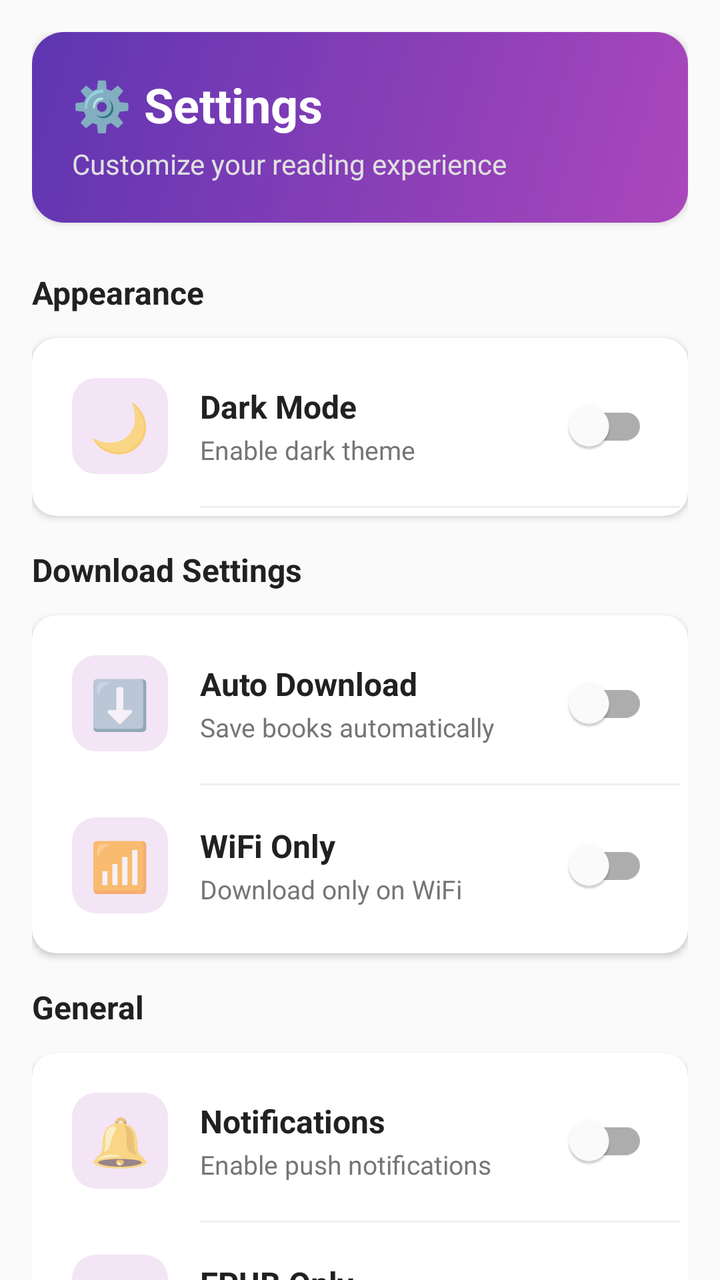
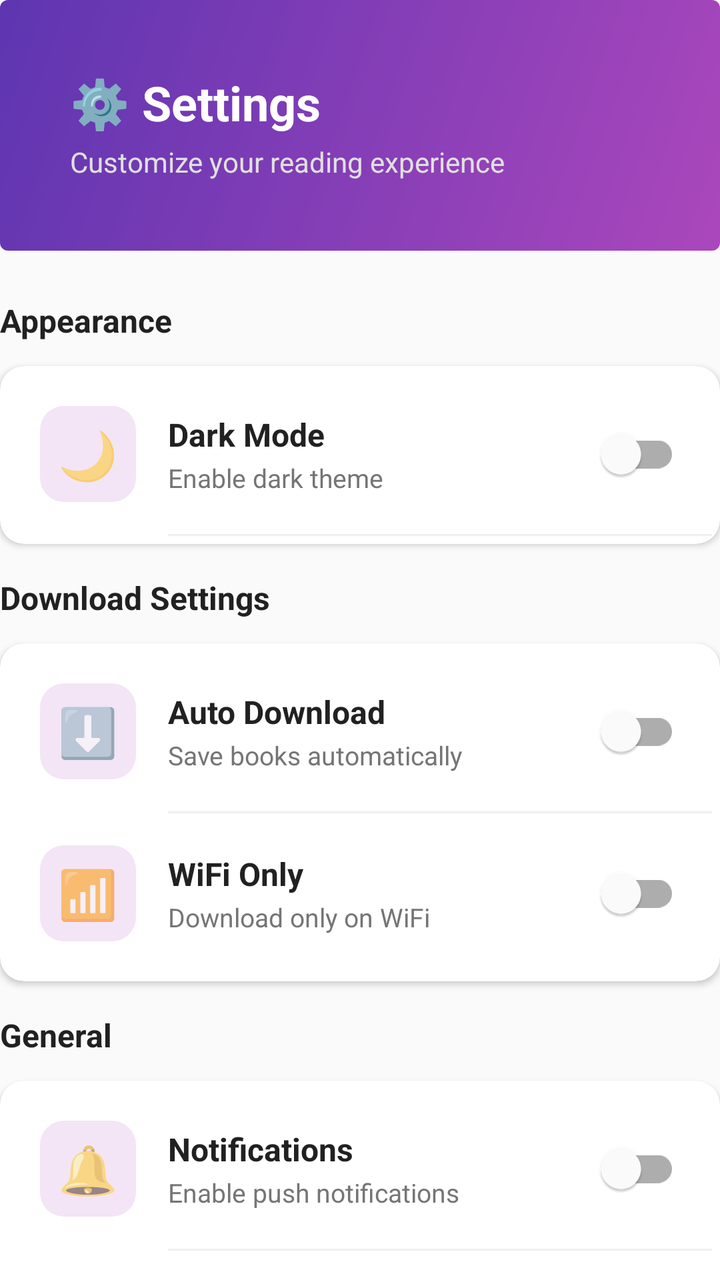

Before-and-after screenshots of an Android layout around one commit, followed by the original layout XML and the change that was made.
<!-- AndroidManifest.xml: application theme Theme.MyApplication -->
<!-- res/layout/fragment_settings.xml -->
<?xml version="1.0" encoding="utf-8"?>
<androidx.core.widget.NestedScrollView xmlns:android="http://schemas.android.com/apk/res/android"
    xmlns:app="http://schemas.android.com/apk/res-auto"
    android:layout_width="match_parent"
    android:layout_height="match_parent"
    android:background="#FAFAFA">

    <LinearLayout
        android:layout_width="match_parent"
        android:layout_height="wrap_content"
        android:orientation="vertical"
        android:padding="16dp">

        
        <com.google.android.material.card.MaterialCardView
            android:layout_width="match_parent"
            android:layout_height="wrap_content"
            android:layout_marginBottom="16dp"
            app:cardCornerRadius="16dp"
            app:cardElevation="2dp">

            <LinearLayout
                android:layout_width="match_parent"
                android:layout_height="wrap_content"
                android:background="@drawable/card_gradient"
                android:orientation="horizontal"
                android:padding="20dp">

                <LinearLayout
                    android:layout_width="0dp"
                    android:layout_height="wrap_content"
                    android:layout_weight="1"
                    android:orientation="vertical">

                    <TextView
                        android:layout_width="wrap_content"
                        android:layout_height="wrap_content"
                        android:text="⚙️ Settings"
                        android:textColor="@android:color/white"
                        android:textSize="24sp"
                        android:textStyle="bold" />

                    <TextView
                        android:layout_width="wrap_content"
                        android:layout_height="wrap_content"
                        android:layout_marginTop="4dp"
                        android:text="Customize your reading experience"
                        android:textColor="#E0E0E0"
                        android:textSize="14sp" />

                </LinearLayout>

            </LinearLayout>

        </com.google.android.material.card.MaterialCardView>

        
        <TextView
            android:layout_width="wrap_content"
            android:layout_height="wrap_content"
            android:layout_marginTop="8dp"
            android:layout_marginBottom="12dp"
            android:text="Appearance"
            android:textColor="#212121"
            android:textSize="16sp"
            android:textStyle="bold" />

        <com.google.android.material.card.MaterialCardView
            android:layout_width="match_parent"
            android:layout_height="wrap_content"
            android:layout_marginBottom="16dp"
            app:cardCornerRadius="12dp"
            app:cardElevation="2dp">

            <LinearLayout
                android:layout_width="match_parent"
                android:layout_height="wrap_content"
                android:orientation="vertical"
                android:padding="4dp">

                
                <LinearLayout
                    android:layout_width="match_parent"
                    android:layout_height="wrap_content"
                    android:gravity="center_vertical"
                    android:orientation="horizontal"
                    android:padding="16dp">

                    <TextView
                        android:layout_width="48dp"
                        android:layout_height="48dp"
                        android:background="@drawable/setting_icon_bg"
                        android:gravity="center"
                        android:text="🌙"
                        android:textSize="24sp" />

                    <LinearLayout
                        android:layout_width="0dp"
                        android:layout_height="wrap_content"
                        android:layout_marginStart="16dp"
                        android:layout_weight="1"
                        android:orientation="vertical">

                        <TextView
                            android:layout_width="wrap_content"
                            android:layout_height="wrap_content"
                            android:text="Dark Mode"
                            android:textColor="#212121"
                            android:textSize="16sp"
                            android:textStyle="bold" />

                        <TextView
                            android:layout_width="wrap_content"
                            android:layout_height="wrap_content"
                            android:layout_marginTop="2dp"
                            android:text="Enable dark theme"
                            android:textColor="#757575"
                            android:textSize="13sp" />

                    </LinearLayout>

                    <com.google.android.material.switchmaterial.SwitchMaterial
                        android:id="@+id/switchDarkMode"
                        android:layout_width="wrap_content"
                        android:layout_height="wrap_content" />

                </LinearLayout>

                <View
                    android:layout_width="match_parent"
                    android:layout_height="1dp"
                    android:layout_marginStart="80dp"
                    android:background="#F0F0F0" />

            </LinearLayout>

        </com.google.android.material.card.MaterialCardView>

        
        <TextView
            android:layout_width="wrap_content"
            android:layout_height="wrap_content"
            android:layout_marginBottom="12dp"
            android:text="Download Settings"
            android:textColor="#212121"
            android:textSize="16sp"
            android:textStyle="bold" />

        <com.google.android.material.card.MaterialCardView
            android:layout_width="match_parent"
            android:layout_height="wrap_content"
            android:layout_marginBottom="16dp"
            app:cardCornerRadius="12dp"
            app:cardElevation="2dp">

            <LinearLayout
                android:layout_width="match_parent"
                android:layout_height="wrap_content"
                android:orientation="vertical"
                android:padding="4dp">

                
                <LinearLayout
                    android:layout_width="match_parent"
                    android:layout_height="wrap_content"
                    android:gravity="center_vertical"
                    android:orientation="horizontal"
                    android:padding="16dp">

                    <TextView
                        android:layout_width="48dp"
                        android:layout_height="48dp"
                        android:background="@drawable/setting_icon_bg"
                        android:gravity="center"
                        android:text="⬇️"
                        android:textSize="24sp" />

                    <LinearLayout
                        android:layout_width="0dp"
                        android:layout_height="wrap_content"
                        android:layout_marginStart="16dp"
                        android:layout_weight="1"
                        android:orientation="vertical">

                        <TextView
                            android:layout_width="wrap_content"
                            android:layout_height="wrap_content"
                            android:text="Auto Download"
                            android:textColor="#212121"
                            android:textSize="16sp"
                            android:textStyle="bold" />

                        <TextView
                            android:layout_width="wrap_content"
                            android:layout_height="wrap_content"
                            android:layout_marginTop="2dp"
                            android:text="Save books automatically"
                            android:textColor="#757575"
                            android:textSize="13sp" />

                    </LinearLayout>

                    <com.google.android.material.switchmaterial.SwitchMaterial
                        android:id="@+id/switchAutoDownload"
                        android:layout_width="wrap_content"
                        android:layout_height="wrap_content" />

                </LinearLayout>

                <View
                    android:layout_width="match_parent"
                    android:layout_height="1dp"
                    android:layout_marginStart="80dp"
                    android:background="#F0F0F0" />

                
                <LinearLayout
                    android:layout_width="match_parent"
                    android:layout_height="wrap_content"
                    android:gravity="center_vertical"
                    android:orientation="horizontal"
                    android:padding="16dp">

                    <TextView
                        android:layout_width="48dp"
                        android:layout_height="48dp"
                        android:background="@drawable/setting_icon_bg"
                        android:gravity="center"
                        android:text="📶"
                        android:textSize="24sp" />

                    <LinearLayout
                        android:layout_width="0dp"
                        android:layout_height="wrap_content"
                        android:layout_marginStart="16dp"
                        android:layout_weight="1"
                        android:orientation="vertical">

                        <TextView
                            android:layout_width="wrap_content"
                            android:layout_height="wrap_content"
                            android:text="WiFi Only"
                            android:textColor="#212121"
                            android:textSize="16sp"
                            android:textStyle="bold" />

                        <TextView
                            android:layout_width="wrap_content"
                            android:layout_height="wrap_content"
                            android:layout_marginTop="2dp"
                            android:text="Download only on WiFi"
                            android:textColor="#757575"
                            android:textSize="13sp" />

                    </LinearLayout>

                    <com.google.android.material.switchmaterial.SwitchMaterial
                        android:id="@+id/switchWifiOnly"
                        android:layout_width="wrap_content"
                        android:layout_height="wrap_content" />

                </LinearLayout>

            </LinearLayout>

        </com.google.android.material.card.MaterialCardView>

        
        <TextView
            android:layout_width="wrap_content"
            android:layout_height="wrap_content"
            android:layout_marginBottom="12dp"
            android:text="General"
            android:textColor="#212121"
            android:textSize="16sp"
            android:textStyle="bold" />

        <com.google.android.material.card.MaterialCardView
            android:layout_width="match_parent"
            android:layout_height="wrap_content"
            android:layout_marginBottom="16dp"
            app:cardCornerRadius="12dp"
            app:cardElevation="2dp">

            <LinearLayout
                android:layout_width="match_parent"
                android:layout_height="wrap_content"
                android:orientation="vertical"
                android:padding="4dp">

                
                <LinearLayout
                    android:layout_width="match_parent"
                    android:layout_height="wrap_content"
                    android:gravity="center_vertical"
                    android:orientation="horizontal"
                    android:padding="16dp">

                    <TextView
                        android:layout_width="48dp"
                        android:layout_height="48dp"
                        android:background="@drawable/setting_icon_bg"
                        android:gravity="center"
                        android:text="🔔"
                        android:textSize="24sp" />

                    <LinearLayout
                        android:layout_width="0dp"
                        android:layout_height="wrap_content"
                        android:layout_marginStart="16dp"
                        android:layout_weight="1"
                        android:orientation="vertical">

                        <TextView
                            android:layout_width="wrap_content"
                            android:layout_height="wrap_content"
                            android:text="Notifications"
                            android:textColor="#212121"
                            android:textSize="16sp"
                            android:textStyle="bold" />

                        <TextView
                            android:layout_width="wrap_content"
                            android:layout_height="wrap_content"
                            android:layout_marginTop="2dp"
                            android:text="Enable push notifications"
                            android:textColor="#757575"
                            android:textSize="13sp" />

                    </LinearLayout>

                    <com.google.android.material.switchmaterial.SwitchMaterial
                        android:id="@+id/switchNotifications"
                        android:layout_width="wrap_content"
                        android:layout_height="wrap_content" />

                </LinearLayout>

                <View
                    android:layout_width="match_parent"
                    android:layout_height="1dp"
                    android:layout_marginStart="80dp"
                    android:background="#F0F0F0" />

                
                <LinearLayout
                    android:layout_width="match_parent"
                    android:layout_height="wrap_content"
                    android:gravity="center_vertical"
                    android:orientation="horizontal"
                    android:padding="16dp">

                    <TextView
                        android:layout_width="48dp"
                        android:layout_height="48dp"
                        android:background="@drawable/setting_icon_bg"
                        android:gravity="center"
                        android:text="📖"
                        android:textSize="24sp" />

                    <LinearLayout
                        android:layout_width="0dp"
                        android:layout_height="wrap_content"
                        android:layout_marginStart="16dp"
                        android:layout_weight="1"
                        android:orientation="vertical">

                        <TextView
                            android:layout_width="wrap_content"
                            android:layout_height="wrap_content"
                            android:text="EPUB Only"
                            android:textColor="#212121"
                            android:textSize="16sp"
                            android:textStyle="bold" />

                        <TextView
                            android:layout_width="wrap_content"
                            android:layout_height="wrap_content"
                            android:layout_marginTop="2dp"
                            android:text="Show only EPUB format"
                            android:textColor="#757575"
                            android:textSize="13sp" />

                    </LinearLayout>

                    <com.google.android.material.switchmaterial.SwitchMaterial
                        android:id="@+id/switchEpubOnly"
                        android:layout_width="wrap_content"
                        android:layout_height="wrap_content" />

                </LinearLayout>

            </LinearLayout>

        </com.google.android.material.card.MaterialCardView>

        
        <TextView
            android:layout_width="wrap_content"
            android:layout_height="wrap_content"
            android:layout_marginBottom="12dp"
            android:text="Data &amp; Storage"
            android:textColor="#212121"
            android:textSize="16sp"
            android:textStyle="bold" />

        <com.google.android.material.card.MaterialCardView
            android:layout_width="match_parent"
            android:layout_height="wrap_content"
            android:layout_marginBottom="16dp"
            app:cardCornerRadius="12dp"
            app:cardElevation="2dp">

            <LinearLayout
                android:layout_width="match_parent"
                android:layout_height="wrap_content"
                android:orientation="vertical"
                android:padding="4dp">

                
                <com.google.android.material.card.MaterialCardView
                    android:id="@+id/cardClearCache"
                    android:layout_width="match_parent"
                    android:layout_height="wrap_content"
                    android:clickable="true"
                    android:focusable="true"
                    app:cardCornerRadius="8dp"
                    app:cardElevation="0dp"
                    app:rippleColor="#E0E0E0">

                    <LinearLayout
                        android:layout_width="match_parent"
                        android:layout_height="wrap_content"
                        android:gravity="center_vertical"
                        android:orientation="horizontal"
                        android:padding="16dp">

                        <TextView
                            android:layout_width="48dp"
                            android:layout_height="48dp"
                            android:background="@drawable/setting_icon_bg"
                            android:gravity="center"
                            android:text="🗑️"
                            android:textSize="24sp" />

                        <LinearLayout
                            android:layout_width="0dp"
                            android:layout_height="wrap_content"
                            android:layout_marginStart="16dp"
                            android:layout_weight="1"
                            android:orientation="vertical">

                            <TextView
                                android:layout_width="wrap_content"
                                android:layout_height="wrap_content"
                                android:text="Clear Cache"
                                android:textColor="#212121"
                                android:textSize="16sp"
                                android:textStyle="bold" />

                            <TextView
                                android:layout_width="wrap_content"
                                android:layout_height="wrap_content"
                                android:layout_marginTop="2dp"
                                android:text="Free up storage space"
                                android:textColor="#757575"
                                android:textSize="13sp" />

                        </LinearLayout>

                        <TextView
                            android:layout_width="wrap_content"
                            android:layout_height="wrap_content"
                            android:text="›"
                            android:textColor="#BDBDBD"
                            android:textSize="24sp" />

                    </LinearLayout>

                </com.google.android.material.card.MaterialCardView>

                <View
                    android:layout_width="match_parent"
                    android:layout_height="1dp"
                    android:layout_marginStart="80dp"
                    android:background="#F0F0F0" />

                
                <com.google.android.material.card.MaterialCardView
                    android:id="@+id/cardClearHistory"
                    android:layout_width="match_parent"
                    android:layout_height="wrap_content"
                    android:clickable="true"
                    android:focusable="true"
                    app:cardCornerRadius="8dp"
                    app:cardElevation="0dp"
                    app:rippleColor="#E0E0E0">

                    <LinearLayout
                        android:layout_width="match_parent"
                        android:layout_height="wrap_content"
                        android:gravity="center_vertical"
                        android:orientation="horizontal"
                        android:padding="16dp">

                        <TextView
                            android:layout_width="48dp"
                            android:layout_height="48dp"
                            android:background="@drawable/setting_icon_bg"
                            android:gravity="center"
                            android:text="🔄"
                            android:textSize="24sp" />

                        <LinearLayout
                            android:layout_width="0dp"
                            android:layout_height="wrap_content"
                            android:layout_marginStart="16dp"
                            android:layout_weight="1"
                            android:orientation="vertical">

                            <TextView
                                android:layout_width="wrap_content"
                                android:layout_height="wrap_content"
                                android:text="Clear History"
                                android:textColor="#212121"
                                android:textSize="16sp"
                                android:textStyle="bold" />

                            <TextView
                                android:layout_width="wrap_content"
                                android:layout_height="wrap_content"
                                android:layout_marginTop="2dp"
                                android:text="Clear search &amp; reading history"
                                android:textColor="#757575"
                                android:textSize="13sp" />

                        </LinearLayout>

                        <TextView
                            android:layout_width="wrap_content"
                            android:layout_height="wrap_content"
                            android:text="›"
                            android:textColor="#BDBDBD"
                            android:textSize="24sp" />

                    </LinearLayout>

                </com.google.android.material.card.MaterialCardView>

            </LinearLayout>

        </com.google.android.material.card.MaterialCardView>

        
        <TextView
            android:layout_width="wrap_content"
            android:layout_height="wrap_content"
            android:layout_marginBottom="12dp"
            android:text="About"
            android:textColor="#212121"
            android:textSize="16sp"
            android:textStyle="bold" />

        <com.google.android.material.card.MaterialCardView
            android:layout_width="match_parent"
            android:layout_height="wrap_content"
            android:layout_marginBottom="24dp"
            app:cardCornerRadius="12dp"
            app:cardElevation="2dp">

            <LinearLayout
                android:layout_width="match_parent"
                android:layout_height="wrap_content"
                android:orientation="vertical"
                android:padding="4dp">

                
                <com.google.android.material.card.MaterialCardView
                    android:id="@+id/cardAbout"
                    android:layout_width="match_parent"
                    android:layout_height="wrap_content"
                    android:clickable="true"
                    android:focusable="true"
                    app:cardCornerRadius="8dp"
                    app:cardElevation="0dp"
                    app:rippleColor="#E0E0E0">

                    <LinearLayout
                        android:layout_width="match_parent"
                        android:layout_height="wrap_content"
                        android:gravity="center_vertical"
                        android:orientation="horizontal"
                        android:padding="16dp">

                        <TextView
                            android:layout_width="48dp"
                            android:layout_height="48dp"
                            android:background="@drawable/setting_icon_bg"
                            android:gravity="center"
                            android:text="ℹ️"
                            android:textSize="24sp" />

                        <TextView
                            android:layout_width="0dp"
                            android:layout_height="wrap_content"
                            android:layout_marginStart="16dp"
                            android:layout_weight="1"
                            android:text="About"
                            android:textColor="#212121"
                            android:textSize="16sp"
                            android:textStyle="bold" />

                        <TextView
                            android:layout_width="wrap_content"
                            android:layout_height="wrap_content"
                            android:text="›"
                            android:textColor="#BDBDBD"
                            android:textSize="24sp" />

                    </LinearLayout>

                </com.google.android.material.card.MaterialCardView>

                <View
                    android:layout_width="match_parent"
                    android:layout_height="1dp"
                    android:layout_marginStart="80dp"
                    android:background="#F0F0F0" />

                
                <com.google.android.material.card.MaterialCardView
                    android:id="@+id/cardPrivacy"
                    android:layout_width="match_parent"
                    android:layout_height="wrap_content"
                    android:clickable="true"
                    android:focusable="true"
                    app:cardCornerRadius="8dp"
                    app:cardElevation="0dp"
                    app:rippleColor="#E0E0E0">

                    <LinearLayout
                        android:layout_width="match_parent"
                        android:layout_height="wrap_content"
                        android:gravity="center_vertical"
                        android:orientation="horizontal"
                        android:padding="16dp">

                        <TextView
                            android:layout_width="48dp"
                            android:layout_height="48dp"
                            android:background="@drawable/setting_icon_bg"
                            android:gravity="center"
                            android:text="🔒"
                            android:textSize="24sp" />

                        <TextView
                            android:layout_width="0dp"
                            android:layout_height="wrap_content"
                            android:layout_marginStart="16dp"
                            android:layout_weight="1"
                            android:text="Privacy Policy"
                            android:textColor="#212121"
                            android:textSize="16sp"
                            android:textStyle="bold" />

                        <TextView
                            android:layout_width="wrap_content"
                            android:layout_height="wrap_content"
                            android:text="›"
                            android:textColor="#BDBDBD"
                            android:textSize="24sp" />

                    </LinearLayout>

                </com.google.android.material.card.MaterialCardView>

                <View
                    android:layout_width="match_parent"
                    android:layout_height="1dp"
                    android:layout_marginStart="80dp"
                    android:background="#F0F0F0" />

                
                <com.google.android.material.card.MaterialCardView
                    android:id="@+id/cardHelp"
                    android:layout_width="match_parent"
                    android:layout_height="wrap_content"
                    android:clickable="true"
                    android:focusable="true"
                    app:cardCornerRadius="8dp"
                    app:cardElevation="0dp"
                    app:rippleColor="#E0E0E0">

                    <LinearLayout
                        android:layout_width="match_parent"
                        android:layout_height="wrap_content"
                        android:gravity="center_vertical"
                        android:orientation="horizontal"
                        android:padding="16dp">

                        <TextView
                            android:layout_width="48dp"
                            android:layout_height="48dp"
                            android:background="@drawable/setting_icon_bg"
                            android:gravity="center"
                            android:text="❓"
                            android:textSize="24sp" />

                        <TextView
                            android:layout_width="0dp"
                            android:layout_height="wrap_content"
                            android:layout_marginStart="16dp"
                            android:layout_weight="1"
                            android:text="Help &amp; Support"
                            android:textColor="#212121"
                            android:textSize="16sp"
                            android:textStyle="bold" />

                        <TextView
                            android:layout_width="wrap_content"
                            android:layout_height="wrap_content"
                            android:text="›"
                            android:textColor="#BDBDBD"
                            android:textSize="24sp" />

                    </LinearLayout>

                </com.google.android.material.card.MaterialCardView>

            </LinearLayout>

        </com.google.android.material.card.MaterialCardView>

    </LinearLayout>

</androidx.core.widget.NestedScrollView>
<!-- resources referenced by this layout -->
<resources>
  <!-- drawable card_gradient (drawable) -->
  <?xml version="1.0" encoding="utf-8"?>
  <shape xmlns:android="http://schemas.android.com/apk/res/android"
      android:shape="rectangle">
      <gradient
          android:angle="135"
          android:endColor="@color/card_gradient_end"
          android:startColor="@color/card_gradient_start"
          android:type="linear" />
  </shape>
  <!-- drawable setting_icon_bg (drawable) -->
  <?xml version="1.0" encoding="utf-8"?>
  <shape xmlns:android="http://schemas.android.com/apk/res/android"
      android:shape="rectangle">
      <solid android:color="@color/setting_icon_bg" />
      <corners android:radius="12dp" />
  </shape>
  <style name="Theme.MyApplication" parent="Theme.MaterialComponents.DayNight.NoActionBar">
          
          <item name="colorPrimary">@color/purple_500</item>
          <item name="colorPrimaryVariant">@color/purple_700</item>
          <item name="colorOnPrimary">@color/white</item>
          
          <item name="colorSecondary">@color/teal_200</item>
          <item name="colorSecondaryVariant">@color/teal_700</item>
          <item name="colorOnSecondary">@color/black</item>
          
          <item name="android:statusBarColor">?attr/colorPrimaryVariant</item>
          
      </style>
  <color name="card_gradient_end">#5E35B1</color>
  <color name="card_gradient_start">#AB47BC</color>
  <color name="setting_icon_bg">#F3E5F5</color>
  <color name="purple_500">#FF6200EE</color>
  <color name="purple_700">#FF3700B3</color>
  <color name="white">#FFFFFFFF</color>
  <color name="teal_200">#FF03DAC5</color>
  <color name="teal_700">#FF018786</color>
  <color name="black">#FF000000</color>
</resources>

<!-- the commit's change to res/layout/fragment_settings.xml (unified diff, before → after) -->
@@ -8,23 +8,21 @@
     <LinearLayout
         android:layout_width="match_parent"
         android:layout_height="wrap_content"
-        android:orientation="vertical"
-        android:padding="16dp">
+        android:orientation="vertical">
 
         
         <com.google.android.material.card.MaterialCardView
             android:layout_width="match_parent"
             android:layout_height="wrap_content"
             android:layout_marginBottom="16dp"
-            app:cardCornerRadius="16dp"
-            app:cardElevation="2dp">
+            app:cardElevation="0dp">
 
             <LinearLayout
                 android:layout_width="match_parent"
                 android:layout_height="wrap_content"
                 android:background="@drawable/card_gradient"
                 android:orientation="horizontal"
-                android:padding="20dp">
+                android:padding="35dp">
 
                 <LinearLayout
                     android:layout_width="0dp"
